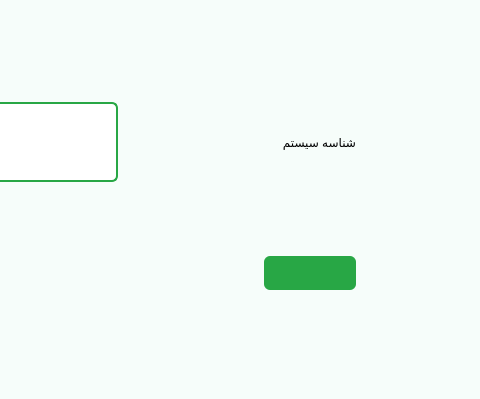
This is setup.ui in Farazist/raspberrypi-app as Qt 5 draws it before an edit; both pictures show x 491 to 971 and y 0 to 399 of the 1056 by 399 pixel window. The edited form follows.
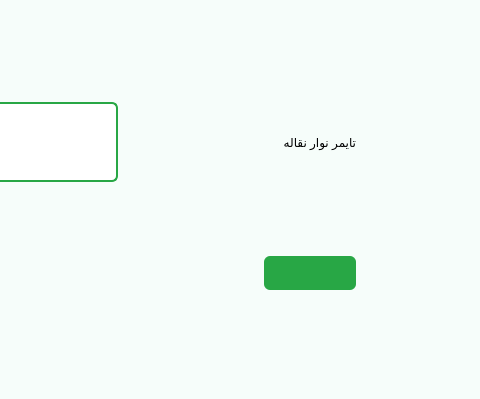
This is the edited form. The open tabs and pages were chosen to show the change. Icons and pictures are not drawn.

Commit message: setui.ui conveyor_motor timer

Patch:
```diff
--- a/setup.ui
+++ b/setup.ui
@@ -401,6 +401,64 @@
         </item>
        </layout>
       </widget>
+      <widget class="QWidget" name="pageConveyorMotorTimer">
+       <layout class="QVBoxLayout" name="verticalLayout_13">
+        <property name="leftMargin">
+         <number>200</number>
+        </property>
+        <property name="rightMargin">
+         <number>200</number>
+        </property>
+        <item>
+         <layout class="QHBoxLayout" name="horizontalLayout_3">
+          <property name="leftMargin">
+           <number>0</number>
+          </property>
+          <property name="rightMargin">
+           <number>0</number>
+          </property>
+          <item>
+           <widget class="QLineEdit" name="lineEdit">
+            <property name="minimumSize">
+             <size>
+              <width>300</width>
+              <height>80</height>
+             </size>
+            </property>
+            <property name="maximumSize">
+             <size>
+              <width>400</width>
+              <height>16777215</height>
+             </size>
+            </property>
+            <property name="styleSheet">
+             <string notr="true">background-color: #ffffff; 
+padding: 3px; 
+border: 2px solid #28a745;
+border-radius: 6px;
+font: 26pt &quot;IRANSansFaNum&quot;;
+color:#000000;</string>
+            </property>
+            <property name="inputMethodHints">
+             <set>Qt::ImhDigitsOnly</set>
+            </property>
+           </widget>
+          </item>
+          <item>
+           <widget class="QLabel" name="lbl_conveyor_motor_timer">
+            <property name="styleSheet">
+             <string notr="true">font: 24pt &quot;IRANSansFaNum&quot;;
+color: #000000;</string>
+            </property>
+            <property name="text">
+             <string>تایمر نوار نقاله</string>
+            </property>
+           </widget>
+          </item>
+         </layout>
+        </item>
+       </layout>
+      </widget>
       <widget class="QWidget" name="pageMotorPort">
        <layout class="QVBoxLayout" name="verticalLayout_6">
         <property name="leftMargin">
```
Left out of the diff: 3 changed lines with no effect on the pictures.
